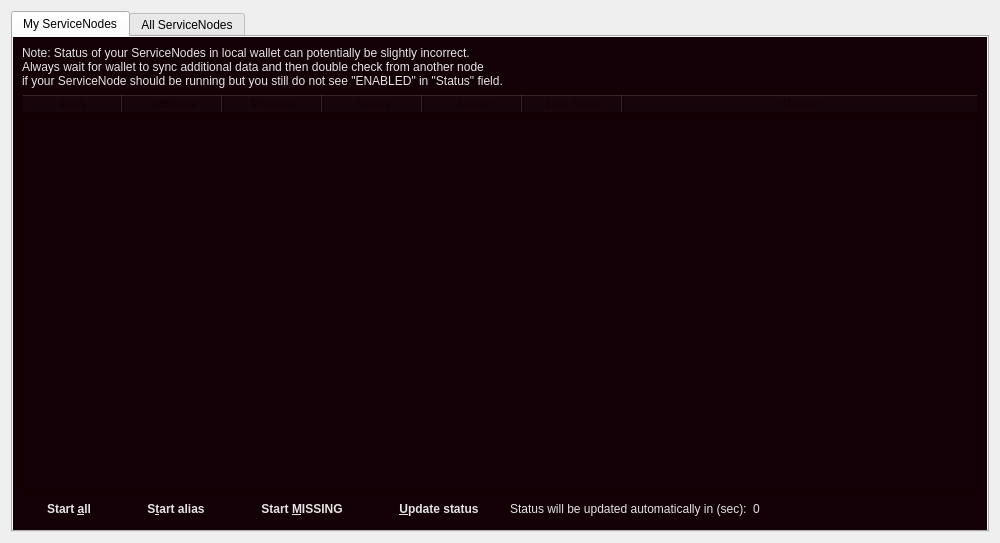
Old version of the form src/qt/forms/servicenodelist.ui in the repository Zero-Dynamics/cash-core.
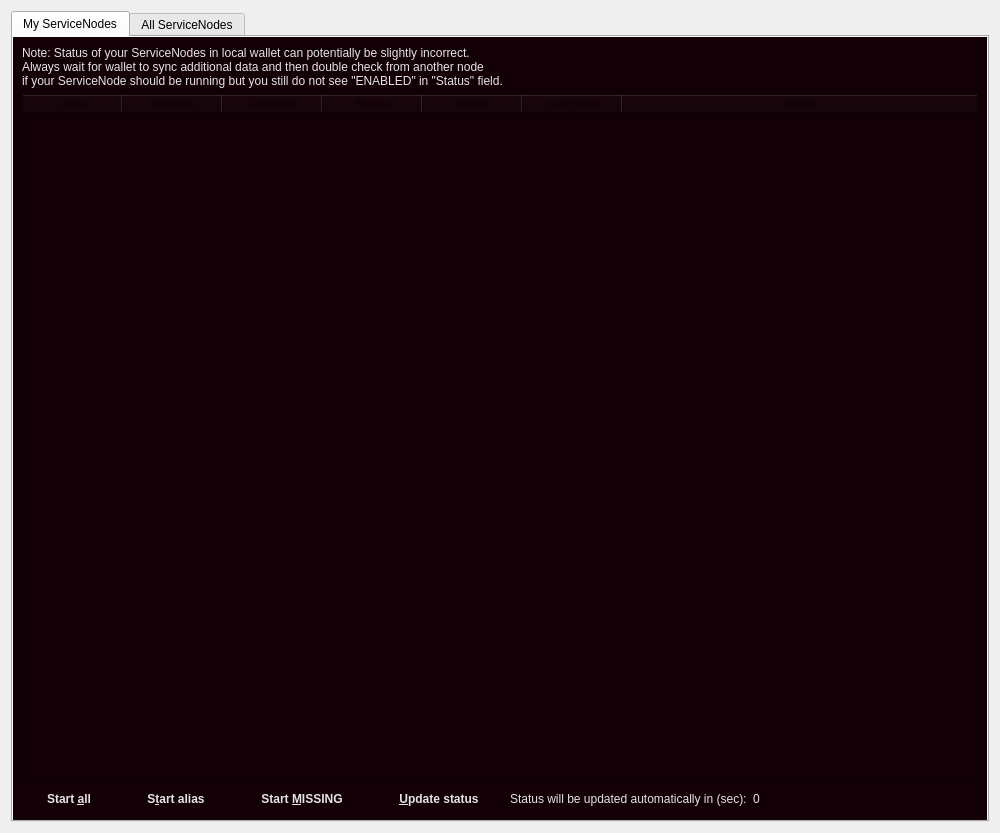
New version of the form. Icons and pictures are not drawn.

Commit message: Change window size

What changed in the file:
```diff
--- a/src/qt/forms/servicenodelist.ui
+++ b/src/qt/forms/servicenodelist.ui
@@ -7,7 +7,7 @@
     <x>0</x>
     <y>0</y>
     <width>1000</width>
-    <height>543</height>
+    <height>833</height>
    </rect>
   </property>
   <property name="windowTitle">
```
The commit also changes 7 other files.
